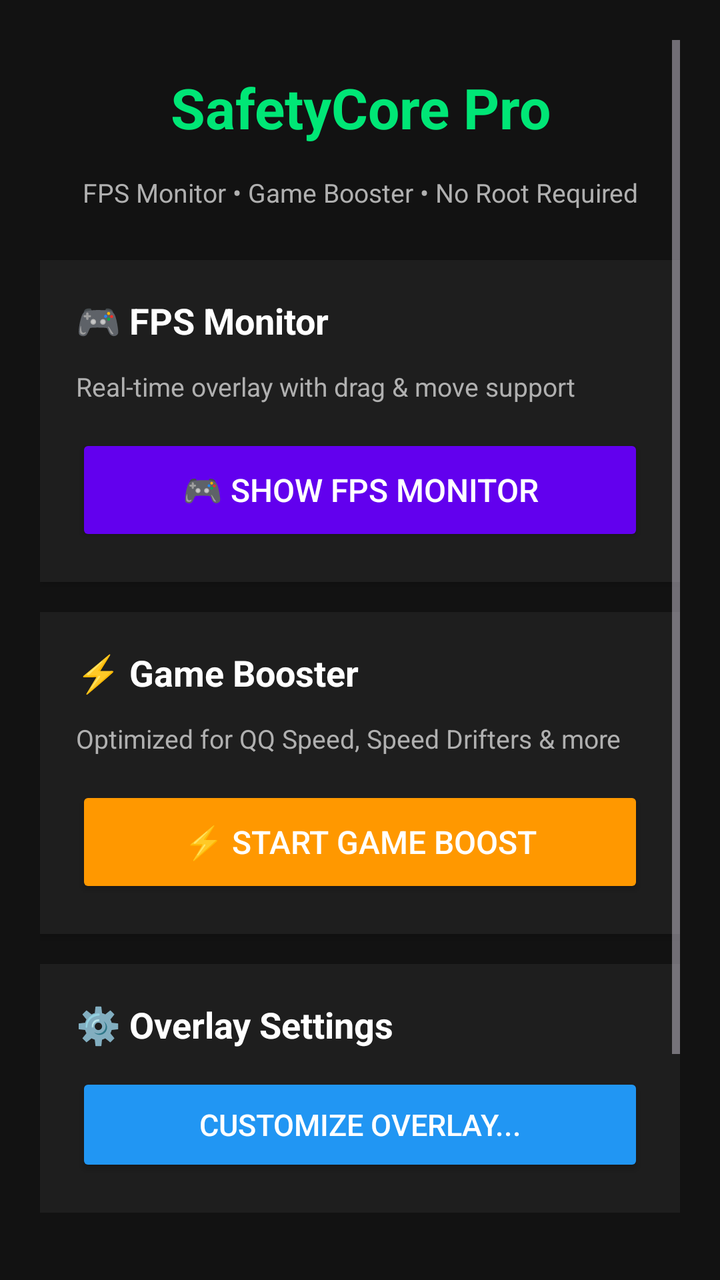
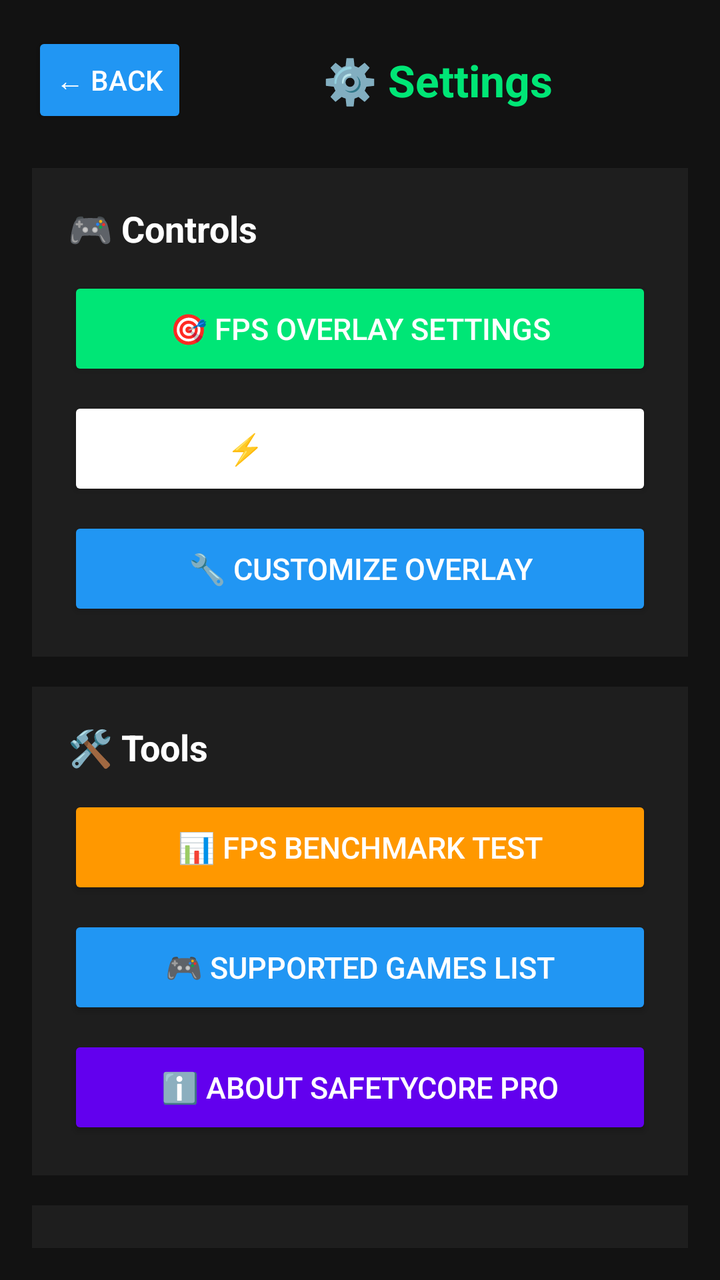

Two renders of the same Android screen: before a commit and after it. Below are the layout's source before the change and the commit's diff.
<!-- AndroidManifest.xml: application theme Theme.SafetyCore -->
<!-- res/layout/activity_settings.xml -->
<?xml version="1.0" encoding="utf-8"?>
<ScrollView xmlns:android="http://schemas.android.com/apk/res/android"
    android:layout_width="match_parent"
    android:layout_height="match_parent"
    android:background="@color/bg_dark"
    android:fillViewport="true"
    android:padding="20dp">
    <LinearLayout
        android:layout_width="match_parent"
        android:layout_height="wrap_content"
        android:orientation="vertical">
        <TextView
            android:layout_width="match_parent"
            android:layout_height="wrap_content"
            android:text="SafetyCore Pro"
            android:textColor="@color/accent_green"
            android:textSize="28sp"
            android:textStyle="bold"
            android:gravity="center"
            android:padding="15dp"/>
        <TextView
            android:layout_width="match_parent"
            android:layout_height="wrap_content"
            android:text="FPS Monitor • Game Booster • No Root Required"
            android:textColor="@color/text_secondary"
            android:textSize="13sp"
            android:gravity="center"
            android:layout_marginBottom="25dp"/>
        <LinearLayout
            android:layout_width="match_parent"
            android:layout_height="wrap_content"
            android:orientation="vertical"
            android:background="@color/bg_card"
            android:padding="18dp"
            android:layout_marginBottom="15dp"
            android:elevation="2dp">
            <TextView
                android:layout_width="wrap_content"
                android:layout_height="wrap_content"
                android:text="🎮 FPS Monitor"
                android:textColor="@color/white"
                android:textSize="18sp"
                android:textStyle="bold"
                android:layout_marginBottom="12dp"/>
            <TextView
                android:layout_width="wrap_content"
                android:layout_height="wrap_content"
                android:text="Real-time overlay with drag &amp; move support"
                android:textColor="@color/text_secondary"
                android:textSize="13sp"
                android:layout_marginBottom="15dp"/>
            <Button
                android:id="@+id/btn_toggle_fps"
                android:layout_width="match_parent"
                android:layout_height="56dp"
                android:text="🎮 SHOW FPS MONITOR"
                android:backgroundTint="@color/purple_500"
                android:textColor="@color/white"
                android:textSize="16sp"/>
        </LinearLayout>
        <LinearLayout
            android:layout_width="match_parent"
            android:layout_height="wrap_content"
            android:orientation="vertical"
            android:background="@color/bg_card"
            android:padding="18dp"
            android:layout_marginBottom="15dp"
            android:elevation="2dp">
            <TextView
                android:layout_width="wrap_content"
                android:layout_height="wrap_content"
                android:text="⚡ Game Booster"
                android:textColor="@color/white"
                android:textSize="18sp"
                android:textStyle="bold"
                android:layout_marginBottom="12dp"/>
            <TextView
                android:layout_width="wrap_content"
                android:layout_height="wrap_content"
                android:text="Optimized for QQ Speed, Speed Drifters &amp; more"
                android:textColor="@color/text_secondary"
                android:textSize="13sp"
                android:layout_marginBottom="15dp"/>
            <Button
                android:id="@+id/btn_toggle_boost"
                android:layout_width="match_parent"
                android:layout_height="56dp"
                android:text="⚡ START GAME BOOST"
                android:backgroundTint="@color/accent_orange"
                android:textColor="@color/white"
                android:textSize="16sp"/>
        </LinearLayout>
        <LinearLayout
            android:layout_width="match_parent"
            android:layout_height="wrap_content"
            android:orientation="vertical"
            android:background="@color/bg_card"
            android:padding="18dp"
            android:layout_marginBottom="15dp">
            <TextView
                android:layout_width="wrap_content"
                android:layout_height="wrap_content"
                android:text="⚙️ Overlay Settings"
                android:textColor="@color/white"
                android:textSize="18sp"
                android:textStyle="bold"
                android:layout_marginBottom="12dp"/>
            <Button
                android:id="@+id/btn_settings_overlay"
                android:layout_width="match_parent"
                android:layout_height="52dp"
                android:text="Customize Overlay..."
                android:backgroundTint="@color/accent_blue"
                android:textColor="@color/white"
                android:textSize="15sp"/>
        </LinearLayout>
        <LinearLayout
            android:layout_width="match_parent"
            android:layout_height="wrap_content"
            android:orientation="horizontal"
            android:background="@color/bg_card"
            android:padding="18dp">
            <TextView
                android:layout_width="0dp"
                android:layout_height="wrap_content"
                android:layout_weight="1"
                android:text="Dark Mode"
                android:textColor="@color/white"
                android:textSize="16sp"/>
            <android.widget.Switch
                android:id="@+id/switch_dark_mode"
                android:layout_width="wrap_content"
                android:layout_height="wrap_content"/>
        </LinearLayout>
        <TextView
            android:layout_width="match_parent"
            android:layout_height="wrap_content"
            android:text="✅ Works without Root • Supports 60/90/120/144 FPS"
            android:textColor="@color/accent_green"
            android:textSize="13sp"
            android:gravity="center"
            android:padding="15dp"
            android:layout_marginTop="10dp"/>
    </LinearLayout>
</ScrollView>
<!-- resources referenced by this layout -->
<resources>
  <color name="accent_blue">#FF2196F3</color>
  <color name="accent_green">#FF00E676</color>
  <color name="accent_orange">#FFFF9800</color>
  <color name="bg_card">#FF1E1E1E</color>
  <color name="bg_dark">#FF121212</color>
  <color name="purple_500">#6200EE</color>
  <color name="text_secondary">#FFB0B0B0</color>
  <color name="white">#FFFFFFFF</color>
  <style name="Theme.SafetyCore" parent="Theme.Material3.Dark.NoActionBar">
          <item name="colorPrimary">@color/purple_500</item>
          <item name="colorOnPrimary">@color/white</item>
          <item name="colorSecondary">@color/teal_200</item>
          <item name="android:statusBarColor">@color/bg_dark</item>
          <item name="android:windowBackground">@color/bg_dark</item>
      </style>
  <color name="teal_200">#03DAC6</color>
</resources>

<!-- the commit's change to res/layout/activity_settings.xml (unified diff, before → after) -->
@@ -1,145 +1,171 @@
 <?xml version="1.0" encoding="utf-8"?>
-<ScrollView xmlns:android="http://schemas.android.com/apk/res/android"
+<LinearLayout xmlns:android="http://schemas.android.com/apk/res/android"
     android:layout_width="match_parent"
     android:layout_height="match_parent"
     android:background="@color/bg_dark"
-    android:fillViewport="true"
-    android:padding="20dp">
+    android:orientation="vertical"
+    android:padding="16dp">
+
+    
     <LinearLayout
         android:layout_width="match_parent"
         android:layout_height="wrap_content"
-        android:orientation="vertical">
+        android:orientation="horizontal"
+        android:gravity="center_vertical"
+        android:layout_marginBottom="20dp">
+
+        <Button
+            android:id="@+id/btn_back"
+            android:layout_width="wrap_content"
+            android:layout_height="wrap_content"
+            android:text="← Back"
+            android:backgroundTint="@color/accent_blue"
+            android:textColor="@color/white"
+            android:minWidth="60dp"/>
+
         <TextView
+            android:layout_width="0dp"
+            android:layout_height="wrap_content"
+            android:layout_weight="1"
+            android:text="⚙️ Settings"
+            android:textColor="@color/accent_green"
+            android:textSize="22sp"
+            android:textStyle="bold"
+            android:gravity="center"/>
+    </LinearLayout>
+
+    
+    <LinearLayout
+        android:layout_width="match_parent"
+        android:layout_height="wrap_content"
+        android:orientation="vertical"
+        android:background="@color/bg_card"
+        android:padding="18dp"
+        android:layout_marginBottom="15dp">
+
+        <TextView
+            android:layout_width="wrap_content"
+            android:layout_height="wrap_content"
+            android:text="🎮 Controls"
+            android:textColor="@color/white"
+            android:textSize="18sp"
+            android:textStyle="bold"
+            android:layout_marginBottom="12dp"/>
+
+        <Button
+            android:id="@+id/btn_toggle_fps"
             android:layout_width="match_parent"
+            android:layout_height="52dp"
+            android:text="🎯 FPS Overlay Settings"
+            android:backgroundTint="@color/accent_green"
+            android:textColor="@color/white"
+            android:textSize="15sp"
+            android:layout_marginBottom="8dp"/>
+
+        <Button
+            android:id="@+id/btn_toggle_boost"
+            android:layout_width="match_parent"
+            android:layout_height="52dp"
+            android:text="⚡ Game Booster"
+            android:backgroundTint="@color/accent_purple"
+            android:textColor="@color/white"
+            android:textSize="15sp"
+            android:layout_marginBottom="8dp"/>
+
+        <Button
+            android:id="@+id/btn_settings_overlay"
+            android:layout_width="match_parent"
+            android:layout_height="52dp"
+            android:text="🔧 Customize Overlay"
+            android:backgroundTint="@color/accent_blue"
+            android:textColor="@color/white"
+            android:textSize="15sp"/>
+    </LinearLayout>
+
+    
+    <LinearLayout
+        android:layout_width="match_parent"
+        android:layout_height="wrap_content"
+        android:orientation="vertical"
+        android:background="@color/bg_card"
+        android:padding="18dp"
+        android:layout_marginBottom="15dp">
+
+        <TextView
+            android:layout_width="wrap_content"
             android:layout_height="wrap_content"
-            android:text="SafetyCore Pro"
-            android:textColor="@color/accent_green"
-            android:textSize="28sp"
+            android:text="🛠️ Tools"
+            android:textColor="@color/white"
+            android:textSize="18sp"
             android:textStyle="bold"
-            android:gravity="center"
-            android:padding="15dp"/>
+            android:layout_marginBottom="12dp"/>
+
+        <Button
+            android:id="@+id/btn_benchmark"
+            android:layout_width="match_parent"
+            android:layout_height="52dp"
+            android:text="📊 FPS Benchmark Test"
+            android:backgroundTint="@color/accent_orange"
+            android:textColor="@color/white"
+            android:textSize="15sp"
+            android:layout_marginBottom="8dp"/>
+
+        <Button
+            android:id="@+id/btn_games"
+            android:layout_width="match_parent"
+            android:layout_height="52dp"
+            android:text="🎮 Supported Games List"
+            android:backgroundTint="@color/accent_blue"
+            android:textColor="@color/white"
+            android:textSize="15sp"
+            android:layout_marginBottom="8dp"/>
+
+        <Button
+            android:id="@+id/btn_about"
+            android:layout_width="match_parent"
+            android:layout_height="52dp"
+            android:text="ℹ️ About SafetyCore Pro"
+            android:backgroundTint="@color/purple_500"
+            android:textColor="@color/white"
+            android:textSize="15sp"/>
+    </LinearLayout>
+
+    
+    <LinearLayout
+        android:layout_width="match_parent"
+        android:layout_height="wrap_content"
+        android:orientation="vertical"
+        android:background="@color/bg_card"
+        android:padding="18dp">
+
         <TextView
-            android:layout_width="match_parent"
+            android:layout_width="wrap_content"
             android:layout_height="wrap_content"
-            android:text="FPS Monitor • Game Booster • No Root Required"
-            android:textColor="@color/text_secondary"
-            android:textSize="13sp"
-            android:gravity="center"
-            android:layout_marginBottom="25dp"/>
-        <LinearLayout
-            android:layout_width="match_parent"
-            android:layout_height="wrap_content"
-            android:orientation="vertical"
-            android:background="@color/bg_card"
-            android:padding="18dp"
-            android:layout_marginBottom="15dp"
-            android:elevation="2dp">
-            <TextView
-                android:layout_width="wrap_content"
-                android:layout_height="wrap_content"
-                android:text="🎮 FPS Monitor"
-                android:textColor="@color/white"
-                android:textSize="18sp"
-                android:textStyle="bold"
-                android:layout_marginBottom="12dp"/>
-            <TextView
-                android:layout_width="wrap_content"
-                android:layout_height="wrap_content"
-                android:text="Real-time overlay with drag &amp; move support"
-                android:textColor="@color/text_secondary"
-                android:textSize="13sp"
-                android:layout_marginBottom="15dp"/>
-            <Button
-                android:id="@+id/btn_toggle_fps"
-                android:layout_width="match_parent"
-                android:layout_height="56dp"
-                android:text="🎮 SHOW FPS MONITOR"
-                android:backgroundTint="@color/purple_500"
-                android:textColor="@color/white"
-                android:textSize="16sp"/>
-        </LinearLayout>
-        <LinearLayout
-            android:layout_width="match_parent"
-            android:layout_height="wrap_content"
-            android:orientation="vertical"
-            android:background="@color/bg_card"
-            android:padding="18dp"
-            android:layout_marginBottom="15dp"
-            android:elevation="2dp">
-            <TextView
-                android:layout_width="wrap_content"
-                android:layout_height="wrap_content"
-                android:text="⚡ Game Booster"
-                android:textColor="@color/white"
-                android:textSize="18sp"
-                android:textStyle="bold"
-                android:layout_marginBottom="12dp"/>
-            <TextView
-                android:layout_width="wrap_content"
-                android:layout_height="wrap_content"
-                android:text="Optimized for QQ Speed, Speed Drifters &amp; more"
-                android:textColor="@color/text_secondary"
-                android:textSize="13sp"
-                android:layout_marginBottom="15dp"/>
-            <Button
-                android:id="@+id/btn_toggle_boost"
-                android:layout_width="match_parent"
-                android:layout_height="56dp"
-                android:text="⚡ START GAME BOOST"
-                android:backgroundTint="@color/accent_orange"
-                android:textColor="@color/white"
-                android:textSize="16sp"/>
-        </LinearLayout>
-        <LinearLayout
-            android:layout_width="match_parent"
-            android:layout_height="wrap_content"
-            android:orientation="vertical"
-            android:background="@color/bg_card"
-            android:padding="18dp"
-            android:layout_marginBottom="15dp">
-            <TextView
-                android:layout_width="wrap_content"
-                android:layout_height="wrap_content"
-                android:text="⚙️ Overlay Settings"
-                android:textColor="@color/white"
-                android:textSize="18sp"
-                android:textStyle="bold"
-                android:layout_marginBottom="12dp"/>
-            <Button
-                android:id="@+id/btn_settings_overlay"
-                android:layout_width="match_parent"
-                android:layout_height="52dp"
-                android:text="Customize Overlay..."
-                android:backgroundTint="@color/accent_blue"
-                android:textColor="@color/white"
-                android:textSize="15sp"/>
-        </LinearLayout>
+            android:text="🎨 Appearance"
+            android:textColor="@color/white"
+            android:textSize="18sp"
+            android:textStyle="bold"
+            android:layout_marginBottom="12dp"/>
+
         <LinearLayout
             android:layout_width="match_parent"
             android:layout_height="wrap_content"
             android:orientation="horizontal"
-            android:background="@color/bg_card"
-            android:padding="18dp">
+            android:gravity="center_vertical">
+
             <TextView
                 android:layout_width="0dp"
                 android:layout_height="wrap_content"
                 android:layout_weight="1"
                 android:text="Dark Mode"
                 android:textColor="@color/white"
-                android:textSize="16sp"/>
-            <android.widget.Switch
+                android:textSize="15sp"/>
+
+            <Switch
                 android:id="@+id/switch_dark_mode"
                 android:layout_width="wrap_content"
                 android:layout_height="wrap_content"/>
         </LinearLayout>
-        <TextView
-            android:layout_width="match_parent"
-            android:layout_height="wrap_content"
-            android:text="✅ Works without Root • Supports 60/90/120/144 FPS"
-            android:textColor="@color/accent_green"
-            android:textSize="13sp"
-            android:gravity="center"
-            android:padding="15dp"
-            android:layout_marginTop="10dp"/>
     </LinearLayout>
-</ScrollView>
+
+</LinearLayout>
<!-- resource entries referenced after the edit -->
@@ -6,7 +6,6 @@
   <color name="bg_card">#FF1E1E1E</color>
   <color name="bg_dark">#FF121212</color>
   <color name="purple_500">#6200EE</color>
-  <color name="text_secondary">#FFB0B0B0</color>
   <color name="white">#FFFFFFFF</color>
   <style name="Theme.SafetyCore" parent="Theme.Material3.Dark.NoActionBar">
           <item name="colorPrimary">@color/purple_500</item>
